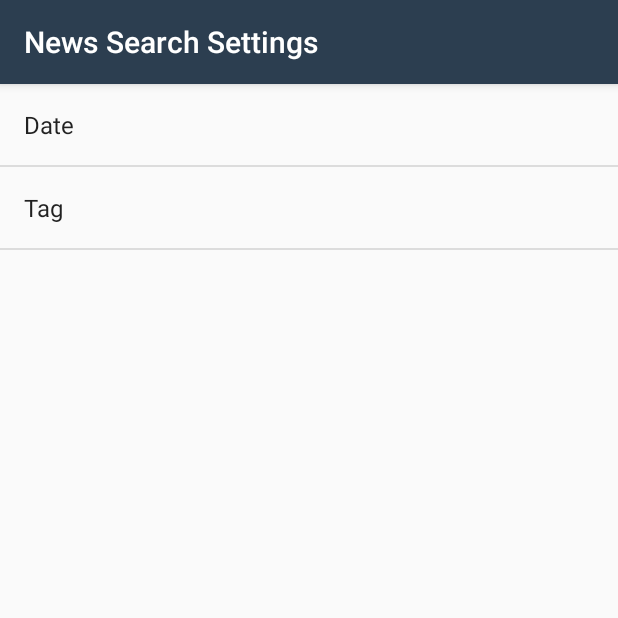
After one commit to taniakolesnik/NewsAppABND, an Android app: the SettingsActivity screen opened directly, with no data from a screen before it, on a phone screen of 412 x 824 dp, the top half of it. The commit adds this screen. Run offline under Robolectric (Android 15) with nearby library versions, the phone set to English and light mode, and no system bars.

Commit message:
added Settings and About menu item and activities

```diff
--- a/app/build.gradle
+++ b/app/build.gradle
@@ -10,6 +10,7 @@ android {
         versionCode 1
         versionName "1.0"
         testInstrumentationRunner "android.support.test.runner.AndroidJUnitRunner"
+
     }
     buildTypes {
         release {
@@ -32,4 +33,6 @@ dependencies {
     implementation 'org.parceler:parceler-api:1.1.6'
     annotationProcessor 'org.parceler:parceler:1.1.6'
     implementation 'com.android.support:cardview-v7:27.0.2'
+    androidTestCompile 'com.android.support.test.espresso:espresso-core:3.0.1'
+    androidTestCompile 'com.android.support.test:runner:1.0.1'
 }
--- a/app/src/main/java/com/example/android/newsappabnd/NewsRecyclerViewAdapter.java
+++ b/app/src/main/java/com/example/android/newsappabnd/NewsRecyclerViewAdapter.java
@@ -7,6 +7,8 @@ import android.support.v7.widget.RecyclerView;
 import android.view.LayoutInflater;
 import android.view.View;
 import android.view.ViewGroup;
+import android.view.animation.Animation;
+import android.view.animation.AnimationUtils;
 import android.widget.TextView;
 import android.widget.Toast;
 
--- /dev/null
+++ b/app/src/main/java/com/example/android/newsappabnd/SettingsActivity.java
@@ -0,0 +1,28 @@
+package com.example.android.newsappabnd;
+
+import android.os.Bundle;
+import android.preference.PreferenceFragment;
+import android.support.annotation.Nullable;
+import android.support.v7.app.AppCompatActivity;
+
+/**
+ * Created by tetianakolesnik on 11/03/2018.
+ */
+
+public class SettingsActivity extends AppCompatActivity {
+    @Override
+    protected void onCreate(@Nullable Bundle savedInstanceState) {
+        super.onCreate(savedInstanceState);
+        setContentView(R.layout.settings_activity);
+    }
+
+    public static class NewsPreferenceFragment extends PreferenceFragment {
+
+        @Override
+        public void onCreate(Bundle savedInstanceState) {
+            super.onCreate(savedInstanceState);
+            addPreferencesFromResource(R.xml.settings_main);
+        }
+
+    }
+}
--- /dev/null
+++ b/app/src/main/res/values/arrays.xml
@@ -0,0 +1,9 @@
+<?xml version="1.0" encoding="utf-8"?>
+<resources>
+    <string-array name="Tags">
+        <item>@string/tag_opinion</item>
+        <item>@string/tag_society</item>
+        <item>@string/tag_politics</item>
+    </string-array>
+
+</resources>
--- a/app/src/main/res/values/strings.xml
+++ b/app/src/main/res/values/strings.xml
@@ -12,4 +12,24 @@
     <string name="json_response_tagsWebTitle">webTitle</string>
     <string name="json_response_webUrl">webUrl</string>
 
+    <string name="about_menu_item">About</string>
+    <string name="about_title">About this app</string>
+    <string name="about_version">Version: Demo v1</string>
+    <string name="about_createdBy">Created by Tetiana \"Tania\" Kolesnik</string>
+
+    <string name="settings_menu_item">Settings</string>
+    <string name="settings_title">News Search Settings</string>
+
+    <string name="settings_date_label">Date</string>
+    <string name="settings_date_key" translatable="false">date_key</string>
+    <string name="settings_date_default" translatable="false">2016-10-10</string>
+
+    <string name="settings_tag_label">Tag</string>
+    <string name="settings_tag_key" translatable="false">tag_key</string>
+    <string name="settings_tag_default" translatable="false">society</string>
+
+    <string name="tag_politics" translatable="false">politics</string>
+    <string name="tag_society" translatable="false">society</string>
+    <string name="tag_opinion" translatable="false">opinion</string>
+
 </resources>
--- /dev/null
+++ b/app/src/main/res/xml/settings_main.xml
@@ -0,0 +1,18 @@
+<?xml version="1.0" encoding="utf-8"?>
+<PreferenceScreen
+    xmlns:android="http://schemas.android.com/apk/res/android"
+    android:title="@string/settings_title">
+
+    <EditTextPreference
+        android:defaultValue="@string/settings_date_default"
+        android:inputType="date"
+        android:key="@string/settings_date_key"
+        android:selectAllOnFocus="true"
+        android:title="@string/settings_date_label" />
+
+    <ListPreference
+        android:key="@string/settings_tag_key"
+        android:title="@string/settings_tag_label"
+        android:entries="@array/Tags"
+        android:entryValues="@array/Tags"/>
+</PreferenceScreen>
```
Also changed, not shown: app/src/main/AndroidManifest.xml (+16 -0 lines), app/src/main/java/com/example/android/newsappabnd/AboutActivity.java (added, +28 -0 lines), app/src/main/java/com/example/android/newsappabnd/MainActivity.java (+35 -1 lines), app/src/main/java/com/example/android/newsappabnd/NewsUtil.java (+2 -6 lines), app/src/main/res/layout/about_activity.xml (added, +25 -0 lines), app/src/main/res/layout/row_layout.xml (+7 -8 lines), app/src/main/res/layout/settings_activity.xml (added, +8 -0 lines), app/src/main/res/menu/menu.xml (added, +10 -0 lines).
